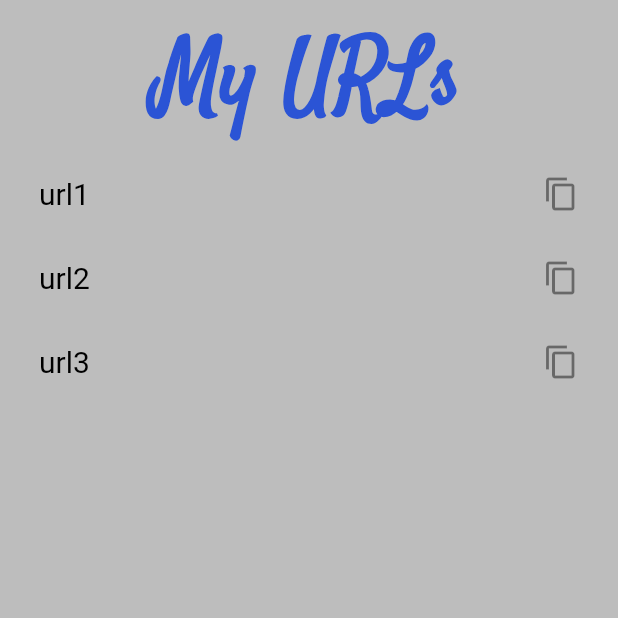
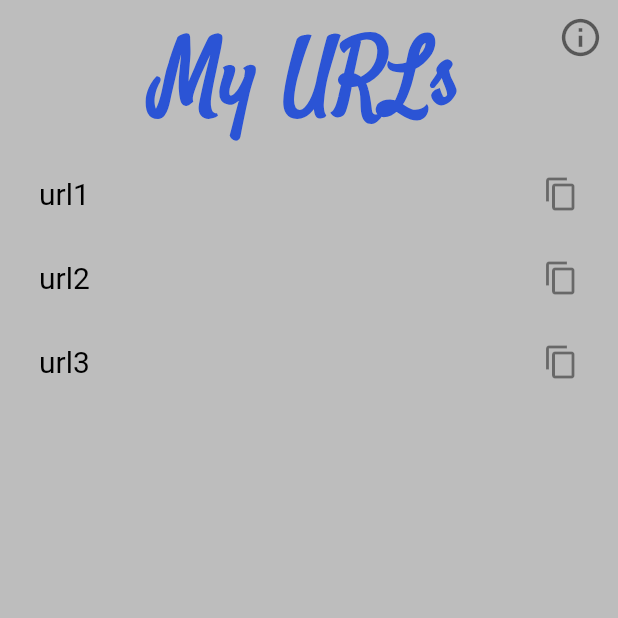
Before and after one commit to Nirbhay-nrb/URL-shortener-app, a Flutter app: the MyUrls screen opened by its route, on a phone screen of 412 x 824 dp, the top half of it. Run offline on Flutter 3.47's test engine with Material 2 defaults, Android fonts, the phone set to English and light mode, and no system bars; our stand-ins replace animated_text_kit.

Commit message:
info icon added

```diff
--- a/url_shortener_app/lib/screens/myurls_page.dart
+++ b/url_shortener_app/lib/screens/myurls_page.dart
@@ -1,3 +1,4 @@
+import 'package:flutter/cupertino.dart';
 import 'package:flutter/material.dart';
 import 'package:url_shortener_app/constants.dart';
 import 'package:url_shortener_app/widgets/homebutton.dart';
@@ -17,9 +18,32 @@ class MyUrls extends StatelessWidget {
           child: Column(
             crossAxisAlignment: CrossAxisAlignment.center,
             children: <Widget>[
-              Text(
-                'My URLs',
-                style: kHeadings,
+              Stack(
+                children: <Widget>[
+                  Center(
+                    child: Text(
+                      'My URLs',
+                      style: kHeadings,
+                      textAlign: TextAlign.center,
+                    ),
+                  ),
+                  Container(
+                    width: double.infinity,
+                    child: Column(
+                      crossAxisAlignment: CrossAxisAlignment.end,
+                      children: [
+                        GestureDetector(
+                          onTap: () {},
+                          child: Icon(
+                            Icons.info_outline,
+                            color: Colors.black54,
+                            size: 30,
+                          ),
+                        ),
+                      ],
+                    ),
+                  ),
+                ],
               ),
               SizedBox(
                 height: 5,
```
